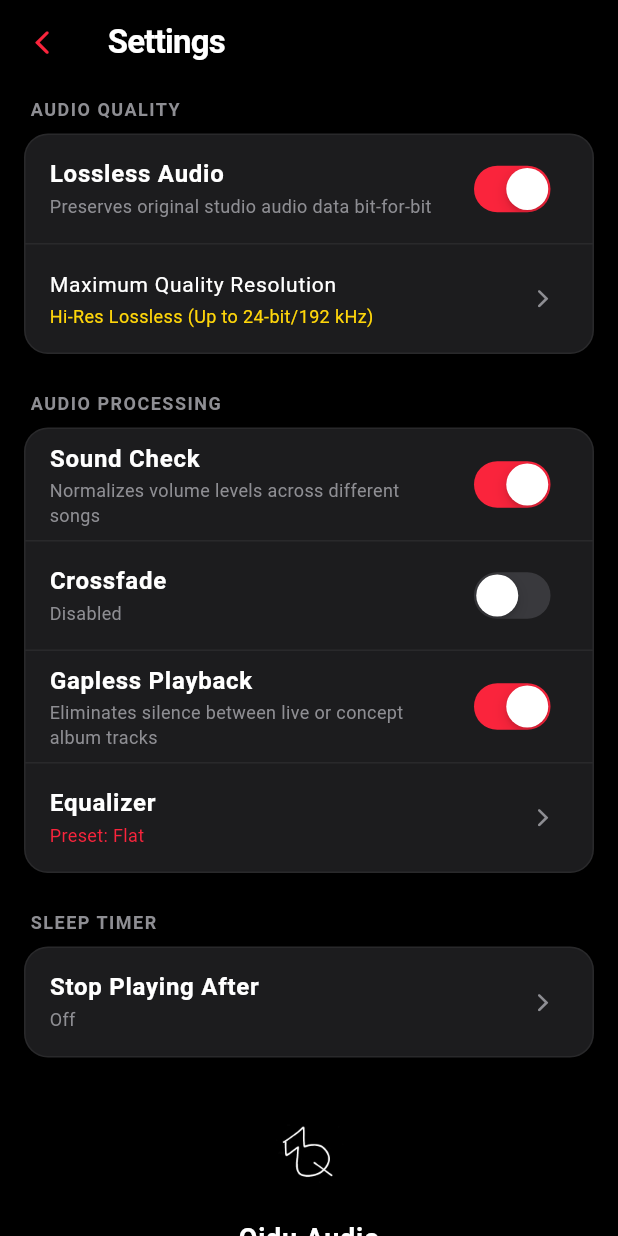
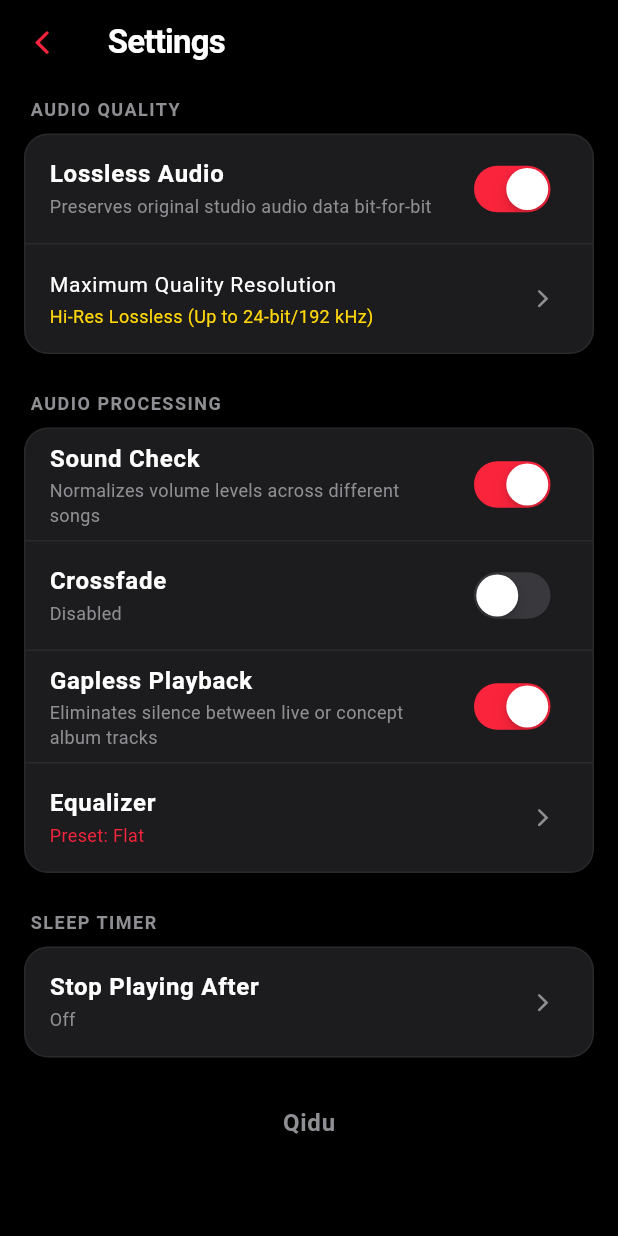
Before and after one commit to mwdharmaaa/kidu, a Flutter app: the screen it shows after launch, after a tap on an icon or button, on a phone screen of 412 x 824 dp. Run offline on Flutter 3.47's test engine with Material 3 defaults, Android fonts, the phone set to English and light mode, and no system bars; our stand-ins replace just_audio, just_audio_background, on_audio_query, palette_generator, permission_handler.

Commit message:
style: remove in-app logo and version suffix, display clean 'Qidu' typography

```diff
--- a/lib/main.dart
+++ b/lib/main.dart
@@ -12,7 +12,7 @@ Future<void> main() async {
   // Initialize background audio playback service & notification for Qidu
   await JustAudioBackground.init(
     androidNotificationChannelId: 'com.qidu.app.audio',
-    androidNotificationChannelName: 'Qidu 1.2 Playback',
+    androidNotificationChannelName: 'Qidu Playback',
     androidNotificationOngoing: true,
     androidStopForegroundOnPause: true,
   );
@@ -38,7 +38,7 @@ class QiduApp extends StatelessWidget {
     return ChangeNotifierProvider<AudioPlayerManager>(
       create: (_) => AudioPlayerManager(),
       child: MaterialApp(
-        title: 'Qidu 1.2',
+        title: 'Qidu',
         debugShowCheckedModeBanner: false,
         theme: QiduTheme.darkTheme,
         home: const HomeScreen(),
--- a/lib/views/home/home_screen.dart
+++ b/lib/views/home/home_screen.dart
@@ -220,28 +220,14 @@ class _HomeScreenState extends State<HomeScreen> {
               child: Row(
                 mainAxisAlignment: MainAxisAlignment.spaceBetween,
                 children: [
-                  Row(
-                    children: [
-                      ClipRRect(
-                        borderRadius: BorderRadius.circular(8),
-                        child: Image.asset(
-                          'assets/icon/logo.png',
-                          width: 34,
-                          height: 34,
-                          fit: BoxFit.cover,
-                        ),
-                      ),
-                      const SizedBox(width: 10),
                   const Text(
-                        "Qidu 1.3",
+                    "Qidu",
                     style: TextStyle(
                       color: QiduTheme.textPrimary,
-                          fontSize: 32,
+                      fontSize: 34,
                       fontWeight: FontWeight.bold,
                       letterSpacing: -0.8,
                     ),
-                      ),
-                    ],
                   ),
                   Row(
                     children: [
--- a/lib/views/settings/settings_screen.dart
+++ b/lib/views/settings/settings_screen.dart
@@ -257,37 +257,15 @@ class SettingsScreen extends StatelessWidget {
           const SizedBox(height: 32),
 
           // About Section
-          Center(
-            child: Column(
-              children: [
-                ClipRRect(
-                  borderRadius: BorderRadius.circular(16),
-                  child: Image.asset(
-                    'assets/icon/logo.png',
-                    width: 64,
-                    height: 64,
-                    fit: BoxFit.cover,
-                  ),
-                ),
-                const SizedBox(height: 12),
-                const Text(
-                  "Qidu Audio",
-                  style: TextStyle(
-                    color: QiduTheme.textPrimary,
-                    fontWeight: FontWeight.bold,
-                    fontSize: 18,
-                    letterSpacing: 0.5,
-                  ),
-                ),
-                const SizedBox(height: 4),
-                Text(
-                  "Version 1.1.0 • Studio Lossless Player",
-                  style: TextStyle(
-                    color: QiduTheme.textSecondary.withOpacity(0.8),
-                    fontSize: 12,
-                  ),
-                ),
-              ],
+          const Center(
+            child: Text(
+              "Qidu",
+              style: TextStyle(
+                color: QiduTheme.textSecondary,
+                fontWeight: FontWeight.w600,
+                fontSize: 16,
+                letterSpacing: 0.5,
+              ),
             ),
           ),
           const SizedBox(height: 32),
```
Also changed, not shown: 1 other file. Lines whose indentation alone changed are shown as unchanged.
